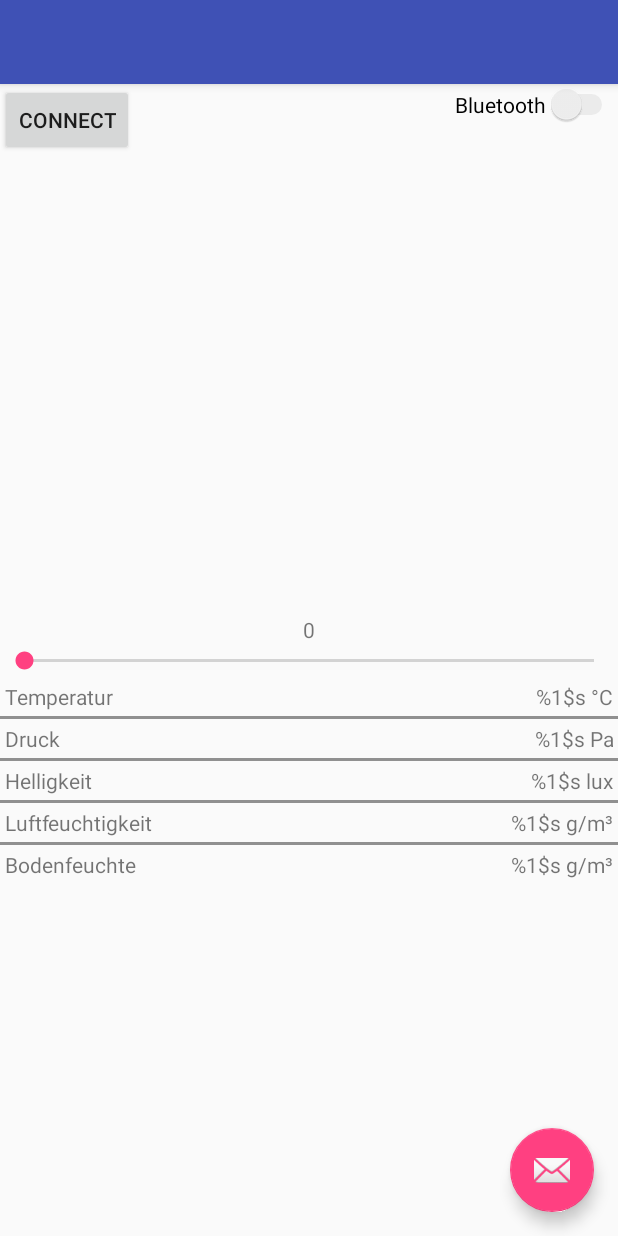
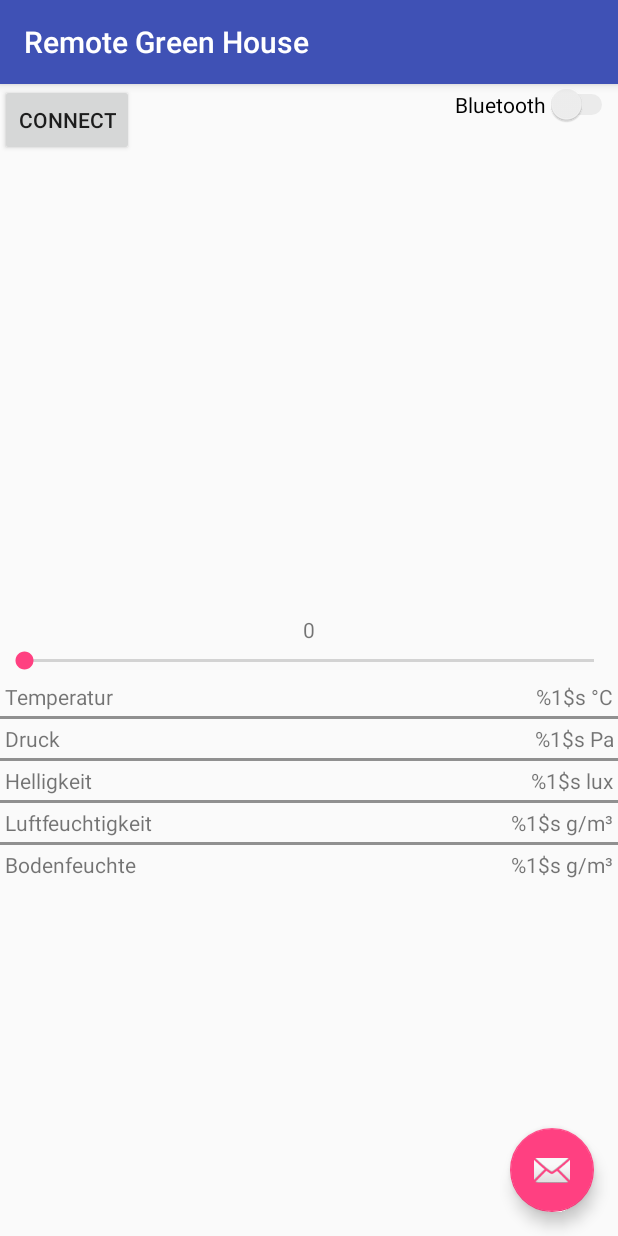
Before and after one commit to FelixTaylor/RemoteGreenHouse, an Android app: the screen it shows after launch (MainActivity), on a phone screen of 412 x 824 dp. Run offline under Robolectric (Android 15) with nearby library versions, the phone set to English and light mode, and no system bars.

Commit message:
Updated xml files

```diff
--- a/RemoteGreenHouse/app/src/main/java/project/group/remotegreenhouse/MainActivity.java
+++ b/RemoteGreenHouse/app/src/main/java/project/group/remotegreenhouse/MainActivity.java
@@ -12,7 +12,9 @@ import android.os.Message;
 import android.os.ParcelUuid;
 import android.support.v7.app.AppCompatActivity;
 import android.os.Bundle;
+import android.text.Layout;
 import android.util.Log;
+import android.view.LayoutInflater;
 import android.view.View;
 import android.widget.Adapter;
 import android.widget.ArrayAdapter;
@@ -57,6 +59,7 @@ public class MainActivity extends AppCompatActivity {
     private String TAG = "MainActivity";
     private TextView twLEDlevel, twValTemperatur, twValDruck, twValHelligkeit, twValLuftfeuchte, twValBodenfeuchte;
     private Thread workerThread;
+
 
     protected void onCreate(Bundle savedInstanceState) {
         super.onCreate(savedInstanceState);
@@ -127,8 +130,6 @@ public class MainActivity extends AppCompatActivity {
             }
         });
     }
-
-
 
     /*--------------------------
       -----Zusatzfunktionen-----
--- a/RemoteGreenHouse/app/src/main/res/layout/activity_main.xml
+++ b/RemoteGreenHouse/app/src/main/res/layout/activity_main.xml
@@ -13,6 +13,7 @@
 
         <android.support.v7.widget.Toolbar
             android:id="@+id/toolbar"
+            app:title="@string/app_name"
             android:layout_width="match_parent"
             android:layout_height="?attr/actionBarSize"
             android:background="?attr/colorPrimary"
@@ -27,7 +28,7 @@
         android:layout_width="wrap_content"
         android:layout_height="wrap_content"
         android:layout_gravity="bottom|end"
-        android:layout_margin="@dimen/fab_margin"
+        android:layout_margin="@dimen/default_activity_padding"
         app:srcCompat="@android:drawable/ic_dialog_email" />
 
 </android.support.design.widget.CoordinatorLayout>
--- a/RemoteGreenHouse/app/src/main/res/layout/content_main.xml
+++ b/RemoteGreenHouse/app/src/main/res/layout/content_main.xml
@@ -39,6 +39,22 @@
         app:layout_constraintHorizontal_bias="0.5"
         app:layout_constraintLeft_toLeftOf="parent"
         app:layout_constraintRight_toRightOf="parent" />
+
+
+    <!--
+
+    New ListView to display green house values
+
+
+    <ScrollView
+        android:layout_width="match_parent"
+        android:layout_height="match_parent">
+
+        <ListView android:id="@+id/list"
+            android:layout_width="match_parent"
+            android:layout_height="wrap_content" />
+
+    </ScrollView>-->
 
 
     <TableLayout
--- a/RemoteGreenHouse/app/src/main/res/values/dimens.xml
+++ b/RemoteGreenHouse/app/src/main/res/values/dimens.xml
@@ -1,3 +1,4 @@
 <resources>
-    <dimen name="fab_margin">16dp</dimen>
+    <dimen name="default_activity_padding">16dp</dimen>
+    <dimen name="default_font_size">16dp</dimen>
 </resources>
```
Also changed, not shown: RemoteGreenHouse/app/src/main/res/layout/item_row_main_activity.xml (added, +12 -0 lines), RemoteGreenHouse/app/src/main/res/values/strings.xml (+9 -1 lines).
